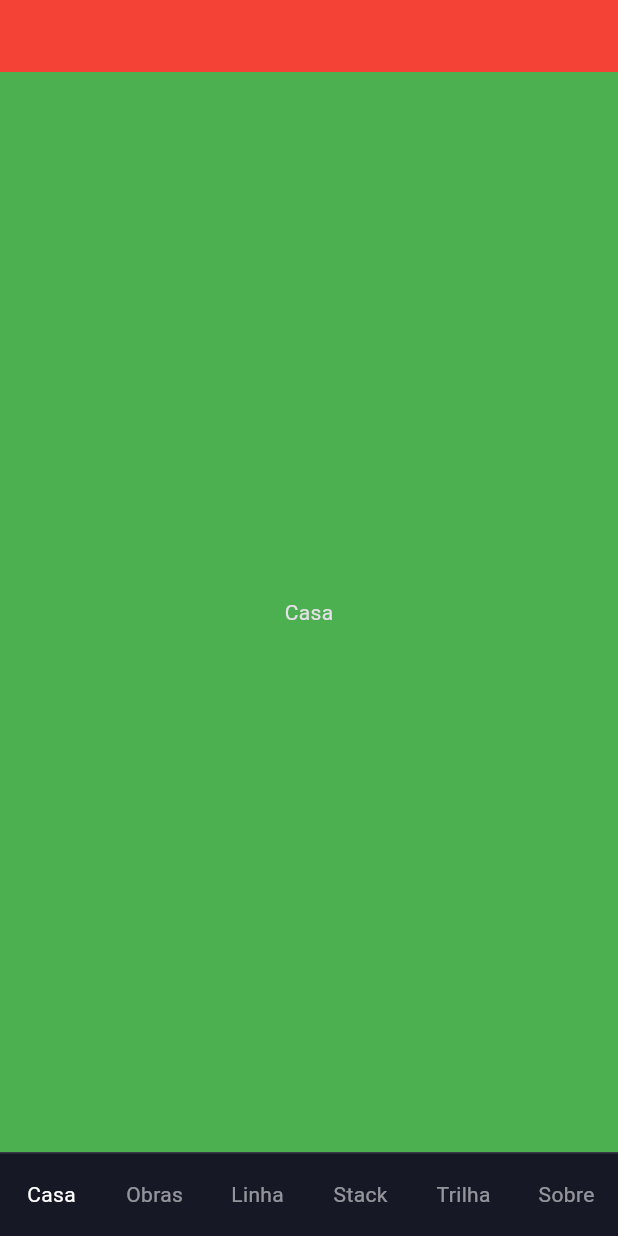
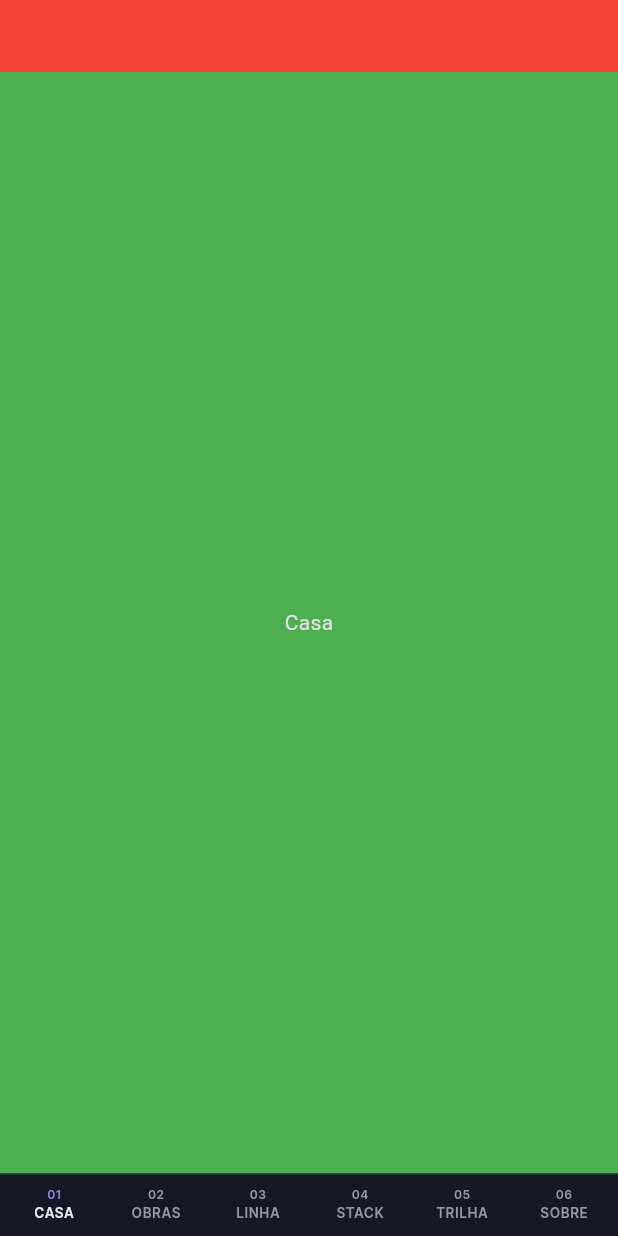
Before and after one commit to camistallica/camistallica-portfolio, a Flutter app: the screen it shows after launch, on a phone screen of 412 x 824 dp. Run offline on Flutter 3.47's test engine with Material 3 defaults, Android fonts, the phone set to English and light mode, and no system bars; our stand-ins replace google_fonts.

Commit message:
refactor: refinando o tamanho da tab de navigação e adicionando a indicação das telas

```diff
--- a/camistallica_portfolio/lib/shell/app_shell.dart
+++ b/camistallica_portfolio/lib/shell/app_shell.dart
@@ -43,25 +43,40 @@ class _AppShellState extends State<AppShell> {
           ),
 
           Container(
-            height: 56,
             decoration: BoxDecoration(
               color: n.bg,
-              border: Border(top: BorderSide(color: n.line))
+              border: Border(top: BorderSide(color: n.line)),
             ),
+            padding: const EdgeInsets.fromLTRB(2, 9, 2, 10),
             child: Row(
               children: AppTab.values.map((tab) {
                 final ativo = tab == _tab;
 
                 return Expanded(
                   child: GestureDetector(
+                    behavior: HitTestBehavior.opaque,
                     onTap: () => setState(() => _tab = tab),
-                    child: Center(
-                      child: Text(
-                        tab.label,
-                        style: TextStyle(
-                          color: ativo ? Colors.white : Colors.white54,
+                    child: Column(
+                      mainAxisSize: MainAxisSize.min,
+                      children: [
+                        Text(
+                          tab.number,
+                          style: label(
+                            8,
+                            tracking: .08,
+                            color: ativo ? n.acc : n.dim,
+                          ),
                         ),
-                      ),
+                        const SizedBox(height: 3),
+                        Text(
+                          tab.label.toUpperCase(),
+                          style: label(
+                            9,
+                            tracking: .08,
+                            color: ativo ? n.ink : n.dim,
+                          ),
+                        ),
+                      ],
                     ),
                   ),
                 );
```
